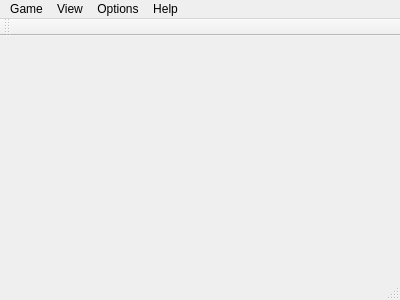
The window that mainwindow.ui (multi-io/gtris) describes before a commit, drawn with Qt 5.
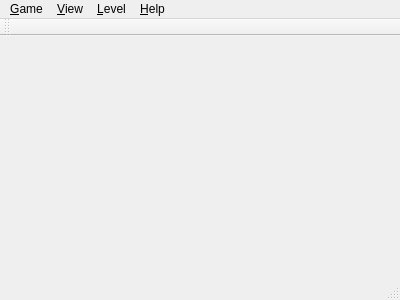
The same window after the commit.

Commit message: shortcuts/menus

Diff of the .ui file:
```diff
--- a/mainwindow.ui
+++ b/mainwindow.ui
@@ -25,7 +25,7 @@
    </property>
    <widget class="QMenu" name="menuGame">
     <property name="title">
-     <string>Game</string>
+     <string>&amp;Game</string>
     </property>
     <addaction name="actionNew"/>
     <addaction name="actionRun"/>
@@ -36,26 +36,26 @@
    </widget>
    <widget class="QMenu" name="menuView">
     <property name="title">
-     <string>View</string>
+     <string>&amp;View</string>
     </property>
     <addaction name="actionHighscores"/>
    </widget>
-   <widget class="QMenu" name="menuOptions">
+   <widget class="QMenu" name="menuLevel">
     <property name="title">
-     <string>Options</string>
+     <string>&amp;Level</string>
     </property>
     <addaction name="actionGame_Options"/>
     <addaction name="separator"/>
    </widget>
    <widget class="QMenu" name="menuHelp">
     <property name="title">
-     <string>Help</string>
+     <string>&amp;Help</string>
     </property>
     <addaction name="actionAbout"/>
    </widget>
    <addaction name="menuGame"/>
    <addaction name="menuView"/>
-   <addaction name="menuOptions"/>
+   <addaction name="menuLevel"/>
    <addaction name="menuHelp"/>
   </widget>
   <widget class="QToolBar" name="mainToolBar">
```
Left out of the diff: 25 changed lines with no effect on the pictures. The commit also changes 1 other file.
